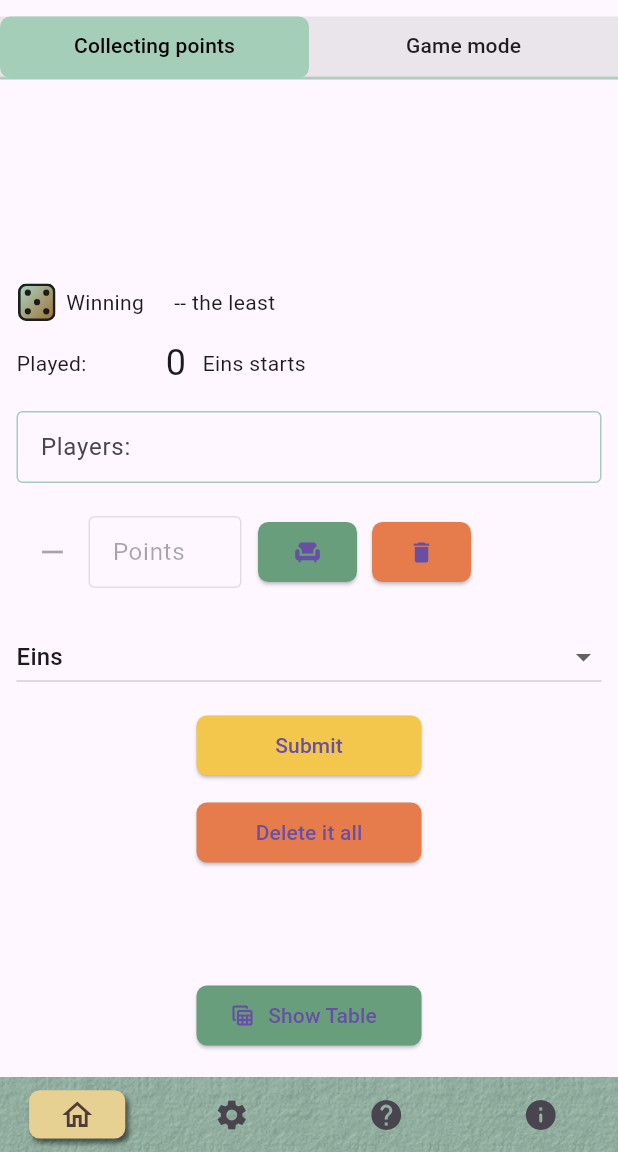
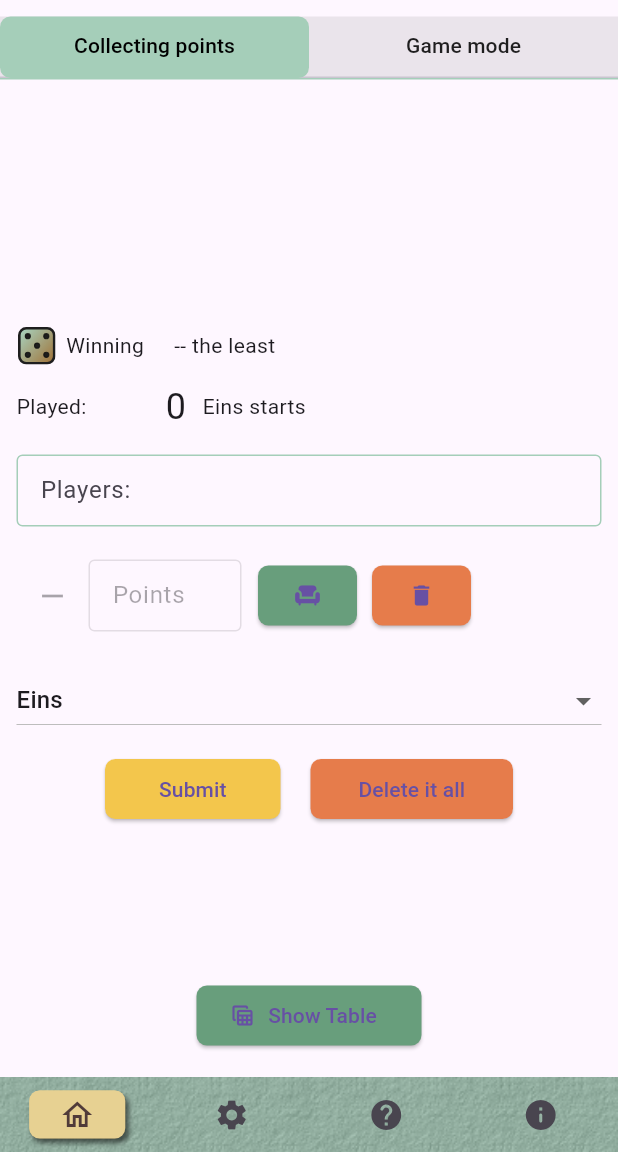
Before and after one commit to DGrothe-PhD/punktspiel, a Flutter app: the screen it shows after launch, on a phone screen of 412 x 824 dp, the part 84-1236 px from its top. Run offline on Flutter 3.47's test engine with Material 3 defaults, Android fonts, the phone set to English and light mode, and no system bars; our stand-ins replace flutter_svg, share_plus, shared_preferences, sprintf, swipe_to, widget_and_text_animator; missing offline and left inert: markdown; project files that could hold a hidden picture were left out.

Commit message:
Update main.dart

```diff
--- a/lib/main.dart
+++ b/lib/main.dart
@@ -202,7 +202,7 @@ class _MyHomePageState extends State<MyHomePage> {
     messenger.hideCurrentSnackBar();
       messenger.showSnackBar(
       SnackBar(
-        content: Text("${selectedPlayerName.value} gets $selectedPlayerPoints points."),
+        content: Text(Locales.submitFeedback[Lang.l].format([selectedPlayerName.value, selectedPlayerPoints])),
         backgroundColor: const Color.fromARGB(255, 68, 146, 72),
         behavior: SnackBarBehavior.floating,
         margin: const EdgeInsets.all(16),
@@ -689,7 +689,10 @@ class _MyHomePageState extends State<MyHomePage> {
           ],
         ),
         buildSelectableNamesMenu(),
-        ElevatedButton(
+        Row(
+          mainAxisAlignment: MainAxisAlignment.center,
+          children: [
+          ElevatedButton(
           onPressed: submitPoints,
           style: Themes.cardButtonStyle(
             WidgetStateProperty.resolveWith((states) {
@@ -698,17 +701,19 @@ class _MyHomePageState extends State<MyHomePage> {
               }
               return Themes.sunflowerColor;
             }),
-            fixedSize: Themes.mediumButtonWidth,
+            fixedSize: WidgetStateProperty.all<Size>(const Size.fromWidth(117.0)),
           ),
           child: Text(Locales.submit[Lang.l]),
         ),
-        const SizedBox(height: 10),
+        const SizedBox(width: 20),
         ElevatedButton(
           onPressed: deleteEverything,
           style: Themes.cardButtonStyle(Themes.pumpkin,
-              fixedSize: Themes.mediumButtonWidth),
+              fixedSize: WidgetStateProperty.all<Size>(const Size.fromWidth(135.0)),
+          ),
           child: Text(Locales.deleteAllResults[Lang.l]),
         ),
+        ],),
         const SizedBox(height: 10),
       ],
     );
```
